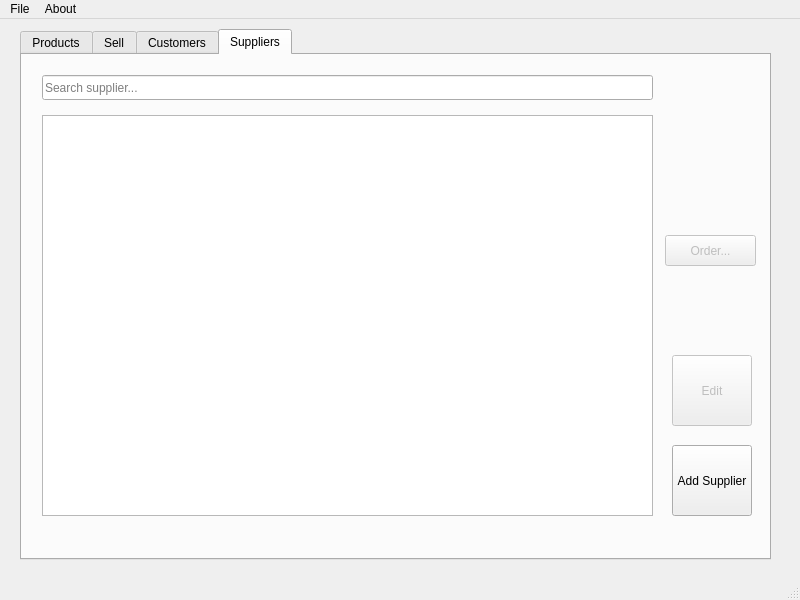
Above: pyofsale.ui from MysteriousSonOfGod/pyofsale before the change. Below: the same form after it.
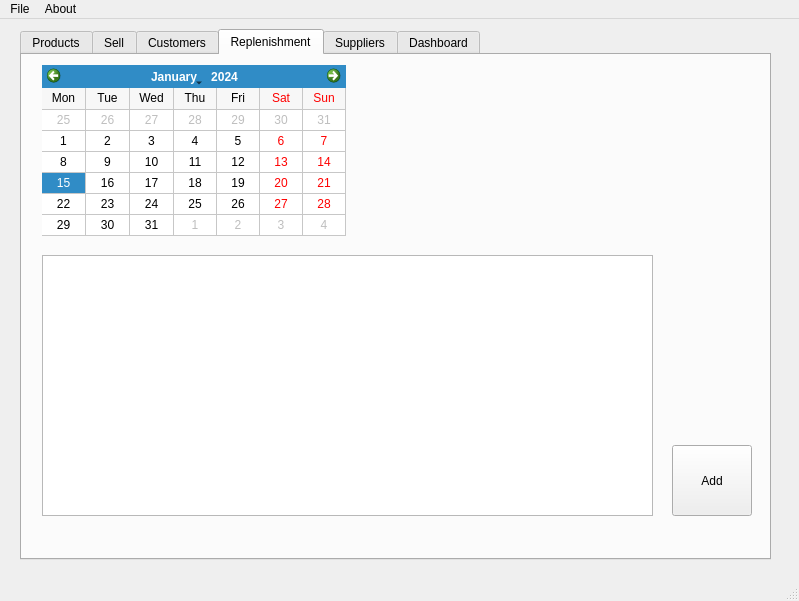
That is the form after the change. The open tabs and pages were chosen to show the change. Icons and pictures are not drawn.

What changed in the file:
```diff
--- a/pyofsale.ui
+++ b/pyofsale.ui
@@ -6,8 +6,8 @@
    <rect>
     <x>0</x>
     <y>0</y>
-    <width>800</width>
-    <height>600</height>
+    <width>799</width>
+    <height>601</height>
    </rect>
   </property>
   <property name="minimumSize">
@@ -23,6 +23,18 @@
    <iconset>
     <normaloff>icon.svg</normaloff>icon.svg</iconset>
   </property>
+  <property name="toolButtonStyle">
+   <enum>Qt::ToolButtonTextBesideIcon</enum>
+  </property>
+  <property name="documentMode">
+   <bool>false</bool>
+  </property>
+  <property name="tabShape">
+   <enum>QTabWidget::Rounded</enum>
+  </property>
+  <property name="unifiedTitleAndToolBarOnMac">
+   <bool>true</bool>
+  </property>
   <widget class="QWidget" name="centralwidget">
    <widget class="QTabWidget" name="tabWidget">
     <property name="geometry">
@@ -36,8 +48,14 @@
     <property name="statusTip">
      <string/>
     </property>
+    <property name="tabPosition">
+     <enum>QTabWidget::North</enum>
+    </property>
     <property name="currentIndex">
-     <number>0</number>
+     <number>4</number>
+    </property>
+    <property name="movable">
+     <bool>true</bool>
     </property>
     <widget class="QWidget" name="prodsTab">
      <attribute name="title">
@@ -379,6 +397,62 @@
       </item>
      </widget>
     </widget>
+    <widget class="QWidget" name="replTab">
+     <attribute name="title">
+      <string>Replenishment</string>
+     </attribute>
+     <widget class="QCalendarWidget" name="replCalendar">
+      <property name="geometry">
+       <rect>
+        <x>20</x>
+        <y>10</y>
+        <width>304</width>
+        <height>171</height>
+       </rect>
+      </property>
+      <property name="autoFillBackground">
+       <bool>true</bool>
+      </property>
+      <property name="gridVisible">
+       <bool>true</bool>
+      </property>
+      <property name="verticalHeaderFormat">
+       <enum>QCalendarWidget::NoVerticalHeader</enum>
+      </property>
+      <property name="navigationBarVisible">
+       <bool>true</bool>
+      </property>
+      <property name="dateEditEnabled">
+       <bool>true</bool>
+      </property>
+     </widget>
+     <widget class="QTableView" name="replTableView">
+      <property name="geometry">
+       <rect>
+        <x>20</x>
+        <y>200</y>
+        <width>611</width>
+        <height>261</height>
+       </rect>
+      </property>
+     </widget>
+     <widget class="QPushButton" name="addPurchOrder">
+      <property name="geometry">
+       <rect>
+        <x>650</x>
+        <y>390</y>
+        <width>80</width>
+        <height>71</height>
+       </rect>
+      </property>
+      <property name="styleSheet">
+       <string notr="true"/>
+      </property>
+      <property name="text">
+       <string>Add</string>
+      </property>
+     </widget>
+    </widget>
     <widget class="QWidget" name="suppliersTab">
      <attribute name="title">
       <string>Suppliers</string>
@@ -444,9 +518,9 @@
       </property>
       <property name="geometry">
        <rect>
-        <x>643</x>
+        <x>650</x>
         <y>180</y>
-        <width>91</width>
+        <width>61</width>
         <height>31</height>
        </rect>
       </property>
@@ -454,6 +528,30 @@
        <string>Order...</string>
       </property>
      </widget>
+     <widget class="QToolButton" name="orderToolButton">
+      <property name="enabled">
+       <bool>false</bool>
+      </property>
+      <property name="geometry">
+       <rect>
+        <x>710</x>
+        <y>180</y>
+        <width>21</width>
+        <height>31</height>
+       </rect>
+      </property>
+      <property name="text">
+       <string>...</string>
+      </property>
+      <property name="arrowType">
+       <enum>Qt::DownArrow</enum>
+      </property>
+     </widget>
+    </widget>
+    <widget class="QWidget" name="dashboardTab">
+     <attribute name="title">
+      <string>Dashboard</string>
+     </attribute>
     </widget>
    </widget>
   </widget>
@@ -462,7 +560,7 @@
     <rect>
      <x>0</x>
      <y>0</y>
-     <width>800</width>
+     <width>799</width>
      <height>22</height>
     </rect>
    </property>
```
Left out of the diff: 16 changed lines with no effect on the pictures.
